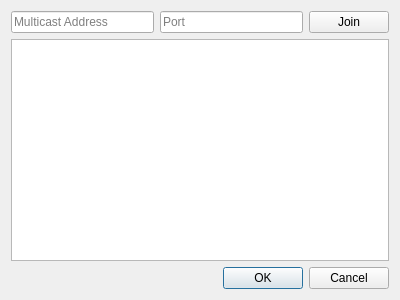
This is src/multicastsetup.ui in dannagle/PacketSender as Qt 5 draws it before an edit. The edited form follows.
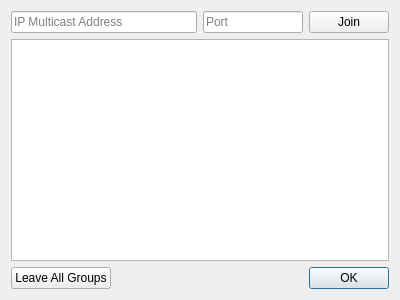
This is the edited form.

```diff
--- a/src/multicastsetup.ui
+++ b/src/multicastsetup.ui
@@ -19,12 +19,30 @@
      <item>
       <widget class="QLineEdit" name="ipaddressEdit">
        <property name="placeholderText">
-        <string>Multicast Address</string>
+        <string>IP Multicast Address</string>
        </property>
       </widget>
      </item>
      <item>
       <widget class="QLineEdit" name="portEdit">
+       <property name="sizePolicy">
+        <sizepolicy hsizetype="Fixed" vsizetype="Fixed">
+         <horstretch>0</horstretch>
+         <verstretch>0</verstretch>
+        </sizepolicy>
+       </property>
+       <property name="minimumSize">
+        <size>
+         <width>100</width>
+         <height>0</height>
+        </size>
+       </property>
+       <property name="maximumSize">
+        <size>
+         <width>100</width>
+         <height>16777215</height>
+        </size>
+       </property>
        <property name="placeholderText">
         <string>Port</string>
        </property>
@@ -53,14 +71,25 @@
     </widget>
    </item>
    <item>
+    <layout class="QHBoxLayout" name="horizontalLayout_2">
+     <item>
+      <widget class="QPushButton" name="leaveButton">
+       <property name="text">
+        <string>Leave All Groups</string>
+       </property>
+      </widget>
+     </item>
+     <item>
     <widget class="QDialogButtonBox" name="buttonBox">
      <property name="orientation">
       <enum>Qt::Horizontal</enum>
      </property>
      <property name="standardButtons">
-      <set>QDialogButtonBox::Cancel|QDialogButtonBox::Ok</set>
-     </property>
-    </widget>
+        <set>QDialogButtonBox::Ok</set>
+       </property>
+      </widget>
+     </item>
+    </layout>
    </item>
   </layout>
  </widget>
```
Left out of the diff: 5 changed lines with no effect on the pictures. Lines whose indentation alone changed are shown as unchanged.
